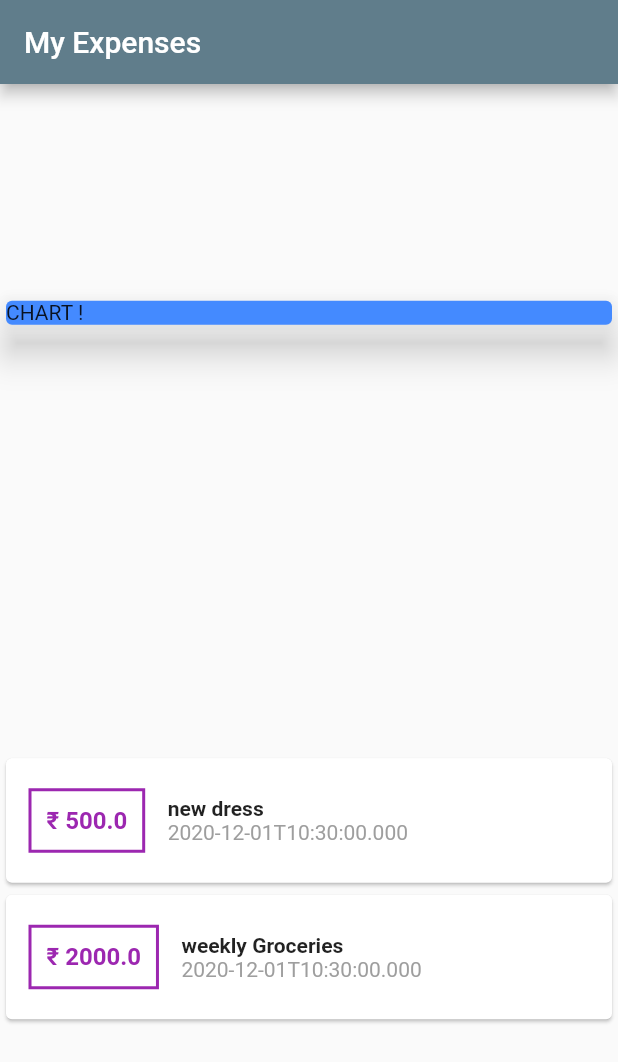
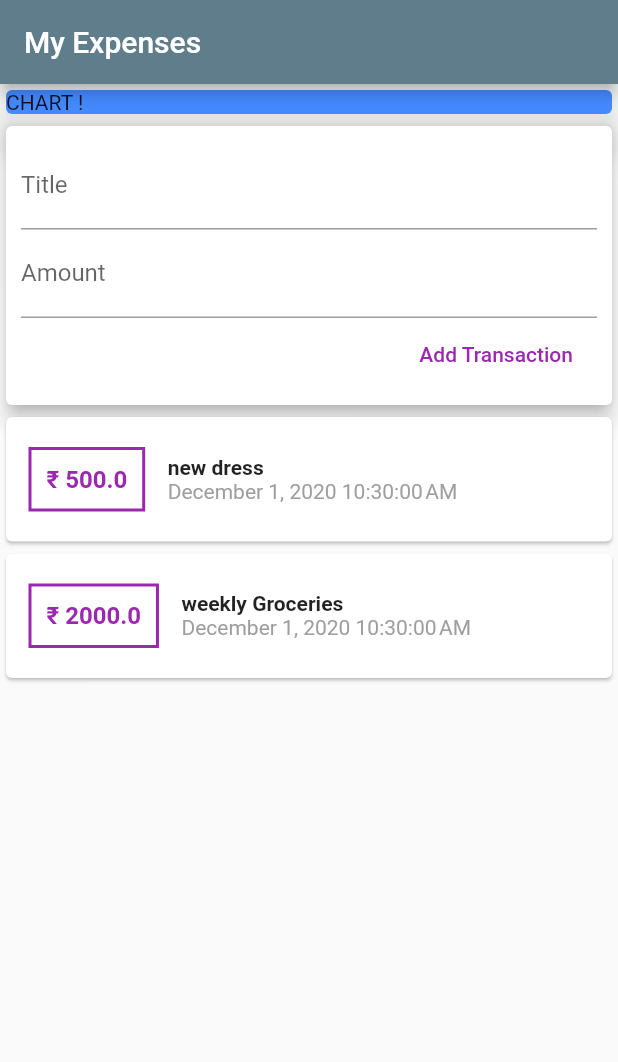
Before and after one commit to Mrunal333/personal_expenses, a Flutter app: the screen it shows after launch, on a phone screen of 412 x 824 dp. Shown: the top 1062 px of the screen. Run offline on Flutter 3.47's test engine with Material 2 defaults, Android fonts, the phone set to English and light mode, and no system bars.

Commit message:
adding user transaction to list

```diff
--- a/lib/main.dart
+++ b/lib/main.dart
@@ -1,6 +1,6 @@
 import 'package:flutter/cupertino.dart';
 import 'package:flutter/material.dart';
-import 'package:personal_expenses/transaction.dart';
+import 'package:personal_expenses/widgets/user_transaction.dart';
 
 void main() {
   runApp(MyApp());
@@ -23,87 +23,25 @@ class MyApp extends StatelessWidget {
 
 class MyHomePage extends StatelessWidget {
 
-  final List<Transaction> transaction = [
-    Transaction(
-      id: 't1',
-      title: 'new dress',
-      amount: 500.00,
-      date: DateTime.now(),
-    ),
-    Transaction(
-      id: 't2',
-      title: 'weekly Groceries',
-      amount: 2000.00,
-      date: DateTime.now(),
-    )
-  ];
-
   @override
   Widget build(BuildContext context) {
-
     return Scaffold(
       appBar: AppBar(
         title: Text('My Expenses'),
       ),
       body: Column(
-        mainAxisAlignment: MainAxisAlignment.spaceAround,
+        // mainAxisAlignment: MainAxisAlignment.spaceAround,
         crossAxisAlignment: CrossAxisAlignment.start,
         children: <Widget>[
           Container(
             width: double.infinity,
             child: Card(
               color: Colors.blueAccent,
-                child:Text('CHART !'),
+              child: Text('CHART !'),
               elevation: 10,
             ),
           ),
-       Column(
-         children: transaction.map((tx) {
-         return Card(
-             child: Row(
-               children: [
-               Container(
-                 margin: EdgeInsets.symmetric(
-                 vertical: 20,
-                 horizontal: 15,
-                 ),
-                 decoration: BoxDecoration(
-                     border: Border.all(
-                         color:  Colors.purple,
-                         width: 2
-                     )
-                 ),
-                 padding: EdgeInsets.all(10),
-                 child: Text('₹ ' + tx.amount.toString(),
-                  /* child: Text('\₹₹{tx.amount}',*/
-                   style: TextStyle(
-                       fontWeight: FontWeight.bold,
-                       fontSize: 16,
-                       color: Colors.purple,
-                   ),
-               ),
-               ),
-               Column(
-                 crossAxisAlignment: CrossAxisAlignment.start,
-                 children: [
-                   Text(
-                     tx.title,
-                     style: TextStyle(
-                       fontSize: 14,
-                       fontWeight: FontWeight.bold
-                     ),
-                   ),
-                   Text(
-                       tx.date.toIso8601String(),
-                       style: TextStyle(
-                         color: Colors.grey
-                       ),
-                   ),
-               ],
-               ),
-             ],),
-         );
-       }) .toList(),)
+          UserTransactions()
         ],
       ),
     );
--- /dev/null
+++ b/lib/widgets/new_transaction.dart
@@ -0,0 +1,44 @@
+import 'package:flutter/material.dart';
+
+class NewTransaction extends StatelessWidget{
+
+  final Function addTx;
+  final titleController = TextEditingController();
+  final amountController = TextEditingController();
+
+  NewTransaction(this.addTx);
+
+  @override
+  Widget build(BuildContext context) {
+    // TODO: implement build
+   return Card(
+     elevation: 5,
+     child: Container(
+         padding: EdgeInsets.all(10),
+         child: Column(
+           crossAxisAlignment: CrossAxisAlignment.end,
+           children: [
+             TextField(
+               decoration: InputDecoration(labelText: 'Title'),
+               controller: titleController,
+               /* onChanged: (val) {
+                        titleInput = val;
+                      },*/
+             ),
+             TextField(
+               decoration: InputDecoration(labelText: 'Amount'),
+               controller: amountController,
+               /* onChanged: (val) => amountInput = val,*/
+             ),
+             FlatButton(
+               child: Text('Add Transaction'),
+               textColor: Colors.purple,
+               onPressed: () {
+               addTx(titleController.text, double.parse(amountController.text));
+               },
+             )
+           ],
+         )),
+   );
+  }
+}
--- /dev/null
+++ b/lib/widgets/transaction_lists.dart
@@ -0,0 +1,56 @@
+import 'package:flutter/material.dart';
+import 'package:intl/intl.dart';
+import 'package:personal_expenses/models/transaction.dart';
+
+class TransactionList extends StatelessWidget {
+  final List<Transaction> transactions;
+
+  TransactionList(this.transactions);
+
+  @override
+  Widget build(BuildContext context) {
+    // TODO: implement build
+    return   Column(
+      children: transactions.map((tx) {
+        return Card(
+          child: Row(
+            children: [
+              Container(
+                margin: EdgeInsets.symmetric(
+                  vertical: 20,
+                  horizontal: 15,
+                ),
+                decoration: BoxDecoration(
+                    border: Border.all(color: Colors.purple, width: 2)),
+                padding: EdgeInsets.all(10),
+                child: Text(
+                  '₹ ' + tx.amount.toString(),
+                  /* child: Text('\₹₹{tx.amount}',*/
+                  style: TextStyle(
+                    fontWeight: FontWeight.bold,
+                    fontSize: 16,
+                    color: Colors.purple,
+                  ),
+                ),
+              ),
+              Column(
+                crossAxisAlignment: CrossAxisAlignment.start,
+                children: [
+                  Text(
+                    tx.title,
+                    style: TextStyle(
+                        fontSize: 14, fontWeight: FontWeight.bold),
+                  ),
+                  Text(
+                    DateFormat(/*'yyyy-MM-dd'*/).format(tx.date),
+                    style: TextStyle(color: Colors.grey),
+                  ),
+                ],
+              ),
+            ],
+          ),
+        );
+      }).toList(),
+    );
+  }
+}
--- /dev/null
+++ b/lib/widgets/user_transaction.dart
@@ -0,0 +1,54 @@
+import 'package:flutter/material.dart';
+import 'package:personal_expenses/models/transaction.dart';
+import 'new_transaction.dart';
+import 'transaction_lists.dart';
+
+class UserTransactions extends StatefulWidget {
+
+  @override
+  _UserTransactionState createState() => _UserTransactionState();
+}
+
+class _UserTransactionState extends State<UserTransactions>{
+
+  final List<Transaction> _userTransaction = [
+    Transaction(
+      id: 't1',
+      title: 'new dress',
+      amount: 500.00,
+      date: DateTime.now(),
+    ),
+    Transaction(
+      id: 't2',
+      title: 'weekly Groceries',
+      amount: 2000.00,
+      date: DateTime.now(),
+    )
+
+  ];
+  void _addNewTransaction(String txTitle, double txAmount){
+    final newTx =Transaction(
+        title: txTitle,
+        amount: txAmount,
+        date: DateTime.now(),
+        id: DateTime.now().toString(),
+    );
+
+    setState(() {
+      _userTransaction.add(newTx);
+    });
+  }
+
+  @override
+  Widget build(BuildContext context) {
+    // TODO: implement build
+   return Column(
+     children: [
+       NewTransaction(_addNewTransaction),
+       TransactionList(_userTransaction)
+     ],
+
+   );
+  }
+
+}
--- a/pubspec.yaml
+++ b/pubspec.yaml
@@ -23,6 +23,7 @@ environment:
 dependencies:
   flutter:
     sdk: flutter
+  intl: ^0.16.1
 
 
   # The following adds the Cupertino Icons font to your application.
```
Also changed, not shown: lib/models/transaction.dart (renamed from lib/transaction.dart), pubspec.lock. Lines whose indentation alone changed are shown as unchanged.
